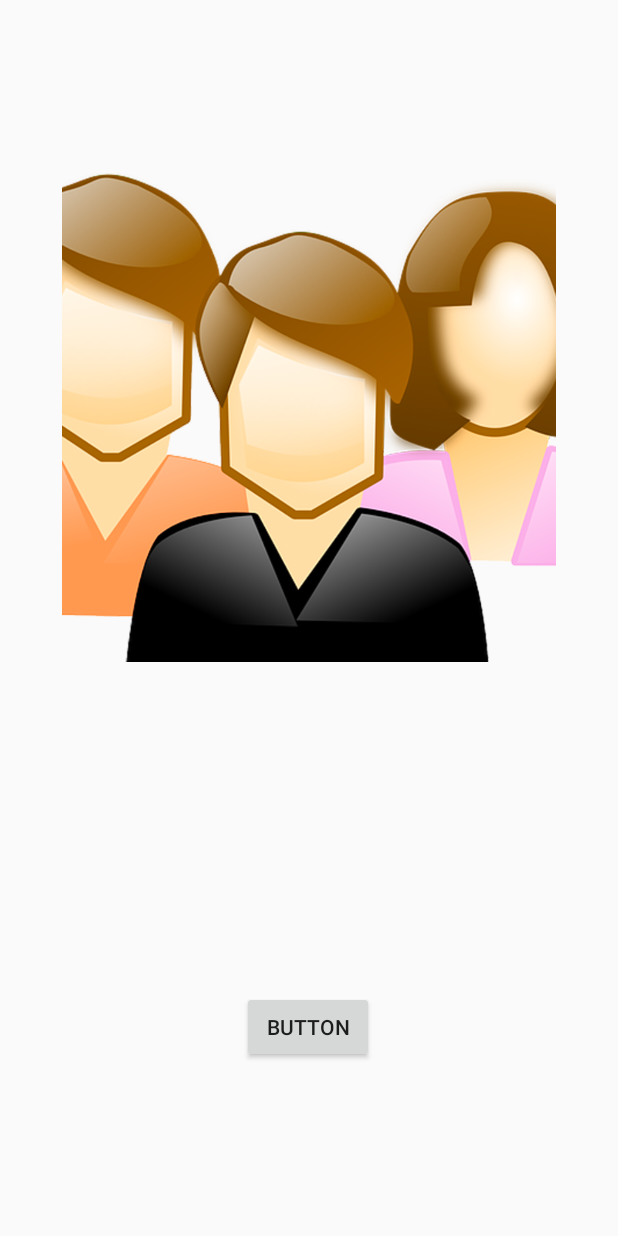
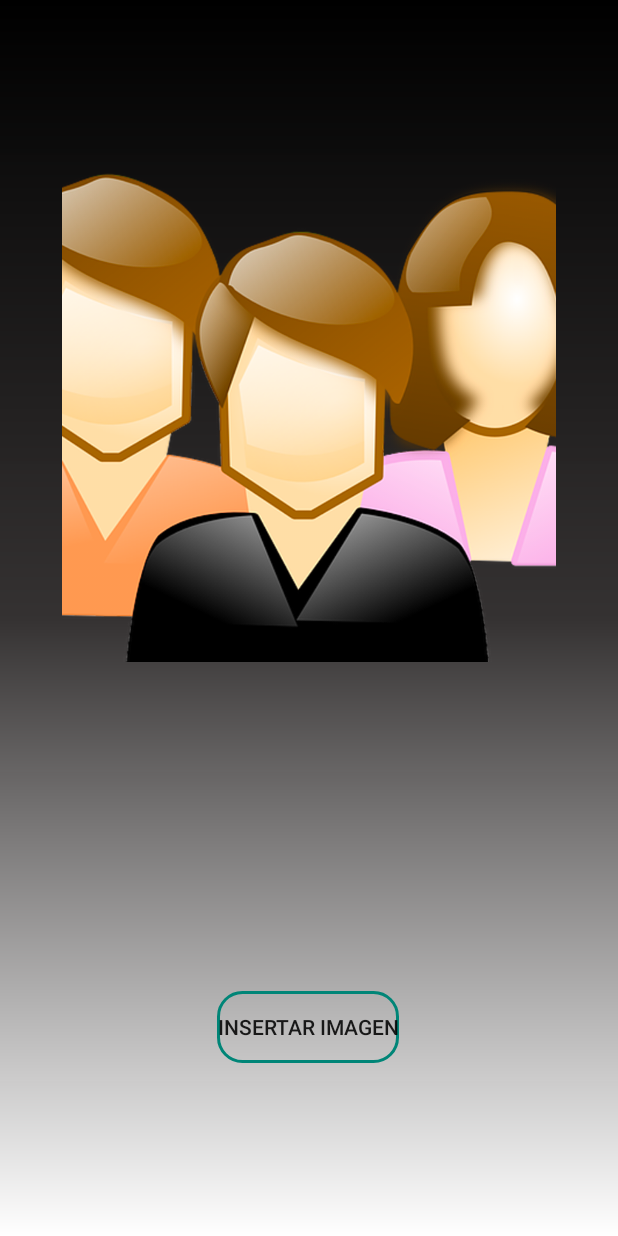
Before and after one commit to JuanfAlfonso/Tiempo, an Android app: the AddNewPhoto screen opened directly, with no data from a screen before it, on a phone screen of 412 x 824 dp. Run offline under Robolectric (Android 15) with nearby library versions, the light colour scheme and no system bars; pictures from the network do not load.

Commit message:
modificacion subida de fotos

```diff
--- a/app/src/main/res/layout/activity_add_new_photo.xml
+++ b/app/src/main/res/layout/activity_add_new_photo.xml
@@ -4,6 +4,7 @@
     xmlns:tools="http://schemas.android.com/tools"
     android:layout_width="match_parent"
     android:layout_height="match_parent"
+    android:background="@drawable/gradient"
     tools:context=".vista.AddNewPhoto">
 
     <Button
@@ -16,8 +17,9 @@
         android:layout_marginEnd="8dp"
         android:layout_marginRight="8dp"
         android:layout_marginBottom="8dp"
+        android:background="@drawable/bt_rounded"
         android:onClick="onclick"
-        android:text="Button"
+        android:text="Insertar imagen"
         app:layout_constraintBottom_toBottomOf="parent"
         app:layout_constraintEnd_toEndOf="parent"
         app:layout_constraintHorizontal_bias="0.498"
```
